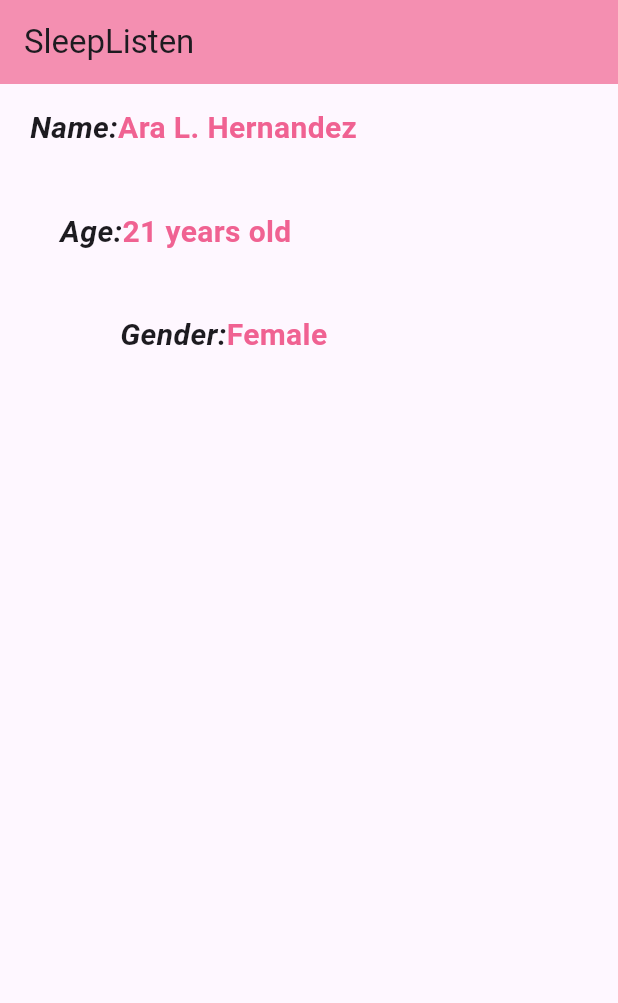
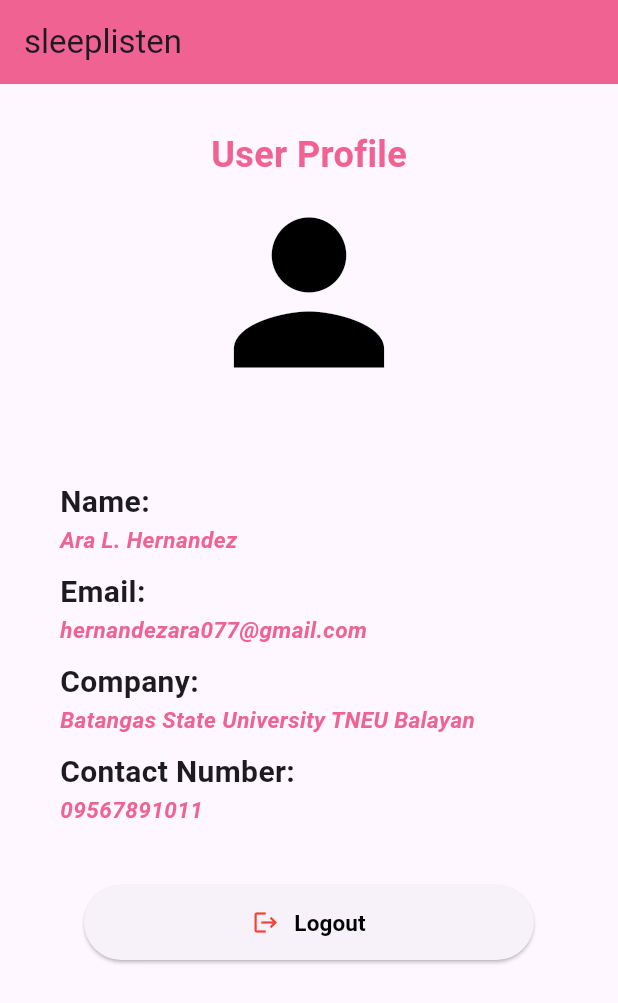
Before and after one commit to araxxx20/sleeplisten, a Flutter app: the screen it shows after launch, on a phone screen of 412 x 824 dp. Shown: the top 1003 px of the screen. Run offline on Flutter 3.47's test engine with Material 3 defaults, Android fonts, the light colour scheme and no system bars.

Commit message:
UI layout1

```diff
--- a/lib/main.dart
+++ b/lib/main.dart
@@ -2,94 +2,183 @@ import 'package:flutter/material.dart';
 
 void main() {
   runApp(MaterialApp(
-    home: Scaffold(
+    home: Profile()
+  ));
+}
+
+class Profile extends StatelessWidget {
+  const Profile({super.key});
+
+  @override
+  Widget build(BuildContext context) {
+    return Scaffold(
       appBar: AppBar(
-        title: Text('SleepListen'),
-        backgroundColor: Colors.pink[200],
+        title: Text('sleeplisten'),
+        backgroundColor: Colors.pink[300], // Pink AppBar
       ),
       body: Column(
+        crossAxisAlignment: CrossAxisAlignment.start,
         children: [
+          Center(
+            child: Padding(
+              padding: EdgeInsets.only(top: 30),
+              child: Text(
+                'User Profile',
+                style: TextStyle(
+                  fontSize: 24,
+                  fontWeight: FontWeight.bold,
+                  color: Colors.pink[300],
+                ),
+              ),
+            ),
+          ),
+          Center(
+            child:  Icon(
+              Icons.person, size: 150, color: Colors.black,
+            ),
+          ),
 
+
+          // Name
           Container(
-            margin: EdgeInsets.all(10),
-            padding: EdgeInsets.symmetric(vertical: 5, horizontal: 10),
-            child: Row(
+            margin: EdgeInsets.fromLTRB(10, 50, 15, 10),
+            padding: EdgeInsets.symmetric(vertical: 0, horizontal: 30),
+            child: Column(
+              crossAxisAlignment: CrossAxisAlignment.start,
               children: [
                 Text(
                   'Name:',
                   style: TextStyle(
                     fontSize: 20,
                     fontWeight: FontWeight.bold,
-                    fontStyle: FontStyle.italic,
+
                   ),
                 ),
                 Text(
                   'Ara L. Hernandez',
                   style: TextStyle(
-                    fontSize: 20,
+                    fontSize: 15,
                     fontWeight: FontWeight.bold,
-                    color: Colors.pink[300]
+                    color: Colors.pink[300],
+                    fontStyle: FontStyle.italic,
                   ),
                 ),
               ],
             ),
           ),
 
-
+          // Email
           Container(
-            margin: EdgeInsets.symmetric(vertical: 20, horizontal: 30),
-            padding: EdgeInsets.symmetric(vertical: 5, horizontal: 10),
-            child: Row(
+            margin: EdgeInsets.fromLTRB(10, 0, 15, 10),
+            padding: EdgeInsets.symmetric(vertical: 0, horizontal: 30),
+            child: Column(
+              crossAxisAlignment: CrossAxisAlignment.start,
               children: [
                 Text(
-                  'Age:',
+                  'Email:',
                   style: TextStyle(
                     fontSize: 20,
                     fontWeight: FontWeight.bold,
-                    fontStyle: FontStyle.italic,
                   ),
                 ),
                 Text(
-                  '21 years old',
+                  'hernandezara077@gmail.com',
                   style: TextStyle(
-                    fontSize: 20,
+                    fontSize: 15,
                     fontWeight: FontWeight.bold,
-                      color: Colors.pink[300]
+                    color: Colors.pink[300],
+                    fontStyle: FontStyle.italic,
                   ),
                 ),
               ],
             ),
           ),
 
-
+          // Company
           Container(
-            margin: EdgeInsets.fromLTRB(70, 10, 15, 10),
-            padding: EdgeInsets.symmetric(vertical: 5, horizontal: 10),
-            child: Row(
+            margin: EdgeInsets.fromLTRB(10, 0, 15, 10),
+            padding: EdgeInsets.symmetric(vertical: 0, horizontal: 30),
+            child: Column(
+              crossAxisAlignment: CrossAxisAlignment.start,
               children: [
                 Text(
-                  'Gender:',
+                  'Company:',
                   style: TextStyle(
                     fontSize: 20,
                     fontWeight: FontWeight.bold,
-                    fontStyle: FontStyle.italic,
-
                   ),
                 ),
                 Text(
-                  'Female',
+                  'Batangas State University TNEU Balayan',
                   style: TextStyle(
-                    fontSize: 20,
+                    fontSize: 15,
                     fontWeight: FontWeight.bold,
-                      color: Colors.pink[300]
+                    color: Colors.pink[300],
+                    fontStyle: FontStyle.italic,
                   ),
                 ),
               ],
             ),
           ),
 
+          // Contact Number
+          Container(
+            margin: EdgeInsets.fromLTRB(10, 0, 15, 10),
+            padding: EdgeInsets.symmetric(vertical: 0, horizontal: 30),
+            child: Column(
+              crossAxisAlignment: CrossAxisAlignment.start,
+              children: [
+                Text(
+                  'Contact Number:',
+                  style: TextStyle(
+                    fontSize: 20,
+                    fontWeight: FontWeight.bold,
+                  ),
+                ),
+                Text(
+                  '09567891011',
+                  style: TextStyle(
+                    fontSize: 15,
+                    fontWeight: FontWeight.bold,
+                    color: Colors.pink[300],
+                    fontStyle: FontStyle.italic,
+                  ),
+                ),
+              ],
+            ),
+          ),
+          Center(
+            child: Padding(
+              padding: EdgeInsets.only(top: 30),
+              child: Container(
+                width: 300,
+                height: 50,
+                child: ElevatedButton(
+                  onPressed: () {},
+                  style: ElevatedButton.styleFrom(
+                  ),
+                  child: Row(
+                    mainAxisAlignment: MainAxisAlignment.center,
+                    children: [
+                      Icon(Icons.logout, color: Colors.red),
+                      SizedBox(width: 10),
+                      Text(
+                        'Logout',
+                        style: TextStyle(
+                          fontSize: 15,
+                          fontWeight: FontWeight.bold,
+                          color: Colors.black
+                        ),
+                      ),
+                    ],
+                  ),
+                ),
+              ),
+            ),
+          )
+
         ],
       ),
-    ),
-  ));
+    );
+  }
 }
```
